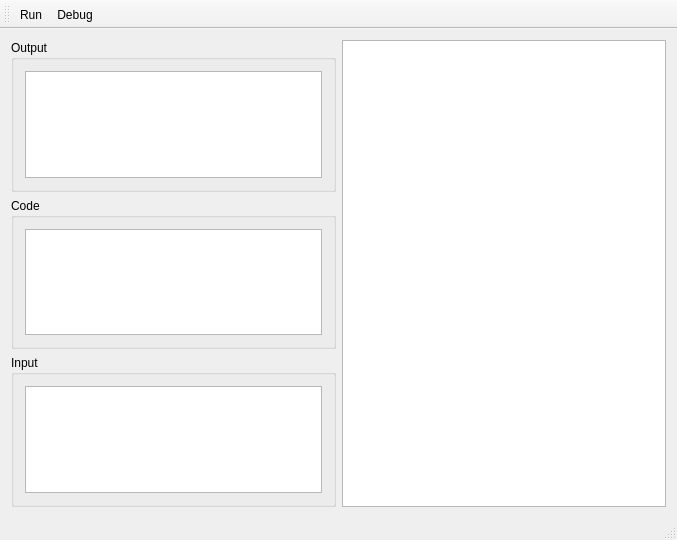
jakobkogler/PythIDE, file mainwindow.ui: the form before one commit.
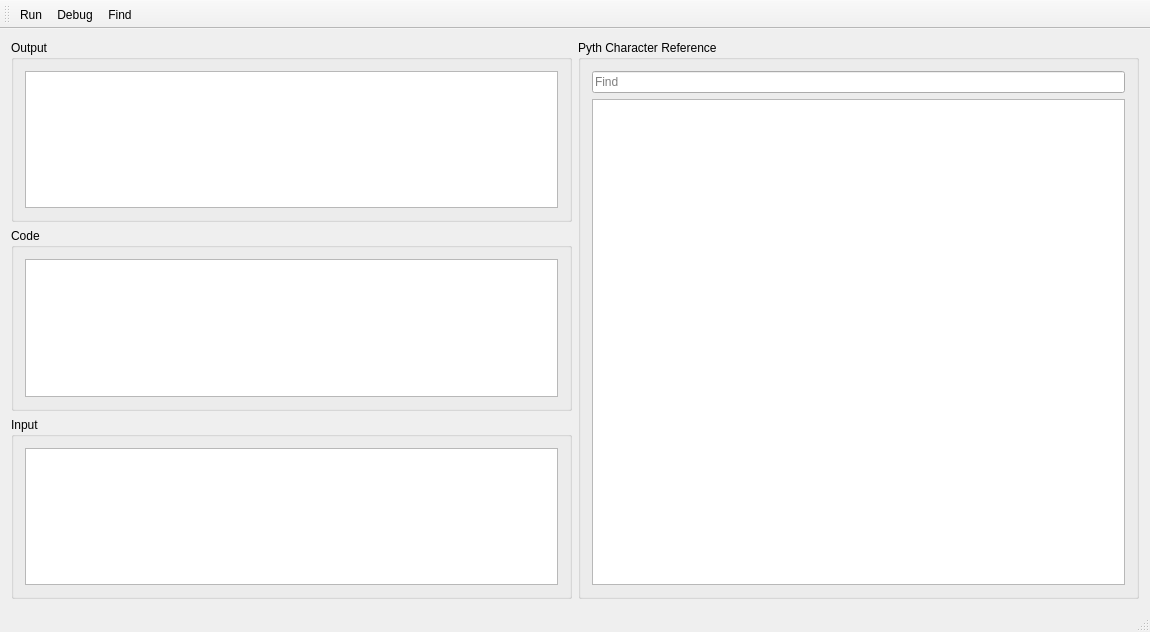
The form after the commit.

Commit message: Jump to find with ctrl-F

Patch:
```diff
--- a/mainwindow.ui
+++ b/mainwindow.ui
@@ -6,8 +6,8 @@
    <rect>
     <x>0</x>
     <y>0</y>
-    <width>677</width>
-    <height>540</height>
+    <width>1150</width>
+    <height>632</height>
    </rect>
   </property>
   <property name="windowTitle">
@@ -71,6 +71,22 @@
      </layout>
     </item>
     <item>
+     <widget class="QGroupBox" name="doc_box">
+      <property name="title">
+       <string>Pyth Character Reference</string>
+      </property>
+      <layout class="QVBoxLayout" name="verticalLayout_2">
+       <item>
+        <widget class="QLineEdit" name="find_line_edit">
+         <property name="focusPolicy">
+          <enum>Qt::NoFocus</enum>
+         </property>
+         <property name="placeholderText">
+          <string>Find</string>
+         </property>
+        </widget>
+       </item>
+       <item>
      <widget class="QTableWidget" name="doc_table_widget">
       <property name="editTriggers">
        <set>QAbstractItemView::NoEditTriggers</set>
@@ -88,6 +104,9 @@
     </item>
    </layout>
   </widget>
+    </item>
+   </layout>
+  </widget>
   <widget class="QMenuBar" name="menuBar">
    <property name="geometry">
     <rect>
@@ -107,6 +126,7 @@
    </attribute>
    <addaction name="action_run"/>
    <addaction name="action_debug"/>
+   <addaction name="action_find"/>
   </widget>
   <widget class="QStatusBar" name="statusBar"/>
   <action name="action_run">
@@ -131,6 +151,17 @@
     <string>Ctrl+Shift+Return</string>
    </property>
   </action>
+  <action name="action_find">
+   <property name="text">
+    <string>Find</string>
+   </property>
+   <property name="toolTip">
+    <string>Ctrl+F</string>
+   </property>
+   <property name="shortcut">
+    <string>Ctrl+F</string>
+   </property>
+  </action>
  </widget>
  <layoutdefault spacing="6" margin="11"/>
  <resources/>
```
Left out of the diff: 5 changed lines with no effect on the pictures. Lines whose indentation alone changed are shown as unchanged. The commit also changes 1 other file.
